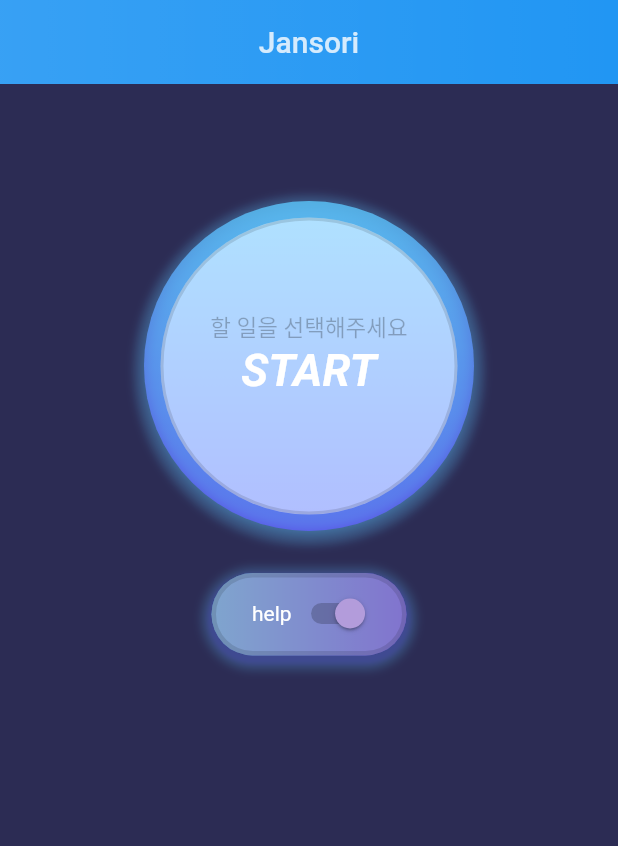
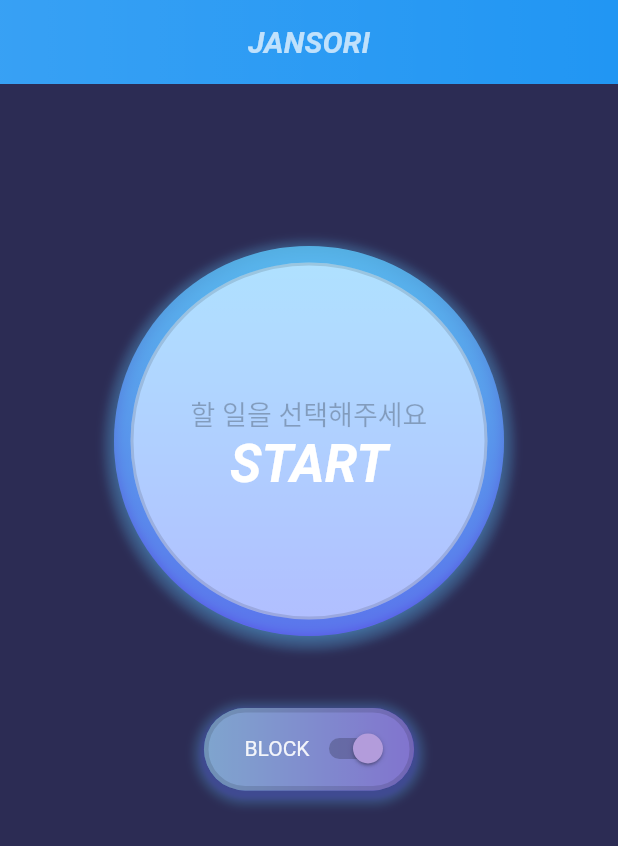
Before and after one commit to dsc-sookmyung/2021-TimmyRoom-JANSORI, a Flutter app: the screen it shows after launch, on a phone screen of 412 x 824 dp. Shown: the top 846 px of the screen. Run offline on Flutter 3.47's test engine with Material 2 defaults, Android fonts, the phone set to English and light mode, and no system bars; our stand-ins replace audioplayers, carousel_slider, gradient_app_bar, shared_preferences, splashscreen, sqflite and 1 more; accounts and stored records are empty.

Commit message:
modify design

```diff
--- a/timmyroom_jansori/lib/alarmList.dart
+++ b/timmyroom_jansori/lib/alarmList.dart
@@ -6,7 +6,7 @@ import 'package:timmyroom_jansori/models/todo_info.dart';
 import 'models/todo_info.dart';
 import 'DBHelper.dart';
 import 'package:gradient_app_bar/gradient_app_bar.dart';
-import 'page3.dart';
+
 
 class page2 extends StatefulWidget {
   @override
--- a/timmyroom_jansori/lib/pageSlider.dart
+++ b/timmyroom_jansori/lib/pageSlider.dart
@@ -1,6 +1,5 @@
 
 import 'package:flutter/material.dart';
-import 'HelpSection.dart';
 import 'startPage.dart';
 import 'alarmList.dart';
 import 'startPage.dart';
--- a/timmyroom_jansori/lib/startPage.dart
+++ b/timmyroom_jansori/lib/startPage.dart
@@ -67,8 +67,14 @@ class _StartPageState extends State<StartPage> {
       backgroundColor: Color.fromRGBO(44, 44, 84, 1.0),
         appBar: GradientAppBar(
           elevation: 0, // 앱바 그림자 없애기
-          title: Text('Jansori',
-            style: TextStyle(color: Colors.white.withOpacity(0.8)),),
+          title: Text('JANSORI',
+            style: TextStyle(
+              color: Colors.white.withOpacity(0.7),
+              fontSize: 20,
+              fontWeight: FontWeight.bold,
+              fontStyle: FontStyle.italic,
+            ),
+          ),
           centerTitle : true,
           backgroundColorStart: Colors.white.withOpacity(0.1),
           backgroundColorEnd: Colors.white.withOpacity(0.0),
@@ -86,7 +92,7 @@ class _StartPageState extends State<StartPage> {
         child: Column(
         children: <Widget>[
         // 여백
-        SizedBox(height: 70,),
+        SizedBox(height:100,),
       // **************** 원 두개
       Padding(
 
@@ -121,19 +127,19 @@ class _StartPageState extends State<StartPage> {
                 //mainAxisAlignment: MainAxisAlignment.center,
                 //crossAxisAlignment: CrossAxisAlignment.center,
                 children: <Widget>[
-                  SizedBox(height: 60,),
+                  SizedBox(height: 85,),
                   Text(
                     clickedName,
                     style: TextStyle(
                       color: Colors.black26,
-                      fontSize: 15,
+                      fontSize: 18,
                     ),
                   ),
                   Text(
                     "START",
                     style: TextStyle(
                       color: Colors.white,
-                      fontSize: 30,
+                      fontSize: 35,
                       fontWeight: FontWeight.bold,
                       fontStyle: FontStyle.italic,
                     ),
@@ -144,8 +150,8 @@ class _StartPageState extends State<StartPage> {
 
             //************* 테두리
             // 큰 원을 그린다
-            height: 220,
-            width: 220,
+            height: 260,
+            width: 260,
 
             decoration: BoxDecoration(
                 gradient: LinearGradient(
@@ -170,63 +176,12 @@ class _StartPageState extends State<StartPage> {
           ),
         ),
       ),
-      SizedBox(height: 20,),
-      /* 토글 바
-                  AnimatedContainer(
-                      duration: Duration(milliseconds: 500),
-                      height: 35.0,
-                      width: 80.0,
-                      decoration: BoxDecoration(
-                          borderRadius: BorderRadius.circular(20.0),
-                          color: toggleValue ? Colors.blueGrey.withOpacity(0.4) :
-                          Colors.black12
-                      ),
-                      child: Stack(
-                          children: <Widget>[
-                            AnimatedPositioned(
-                                duration: Duration(milliseconds: 500),
-                                curve: Curves.linear,
-                                top: 2.5,
-                                left: toggleValue ? 40.0 : 0.0,
-                                right: toggleValue ? 0.0 : 40.0,
-                                child: InkWell(
-                                  onTap: toggleButton,
-                                  child: AnimatedSwitcher(
-                                    duration: Duration(milliseconds: 500),
-                                    transitionBuilder:
-                                        (Widget child, Animation<double> animation) {
-                                      return SlideTransition(
-                                          position: Tween(
-                                            begin: Offset(0.0,0.0),
-                                            end: Offset(0.0,0.0))
-                                              .animate(animation),
-                                        child: child
-                                      );
-                                      //return RotationTransition(child: child, turns: animation);
-                                    },
-
-
-                                    child: toggleValue?
-                                    (Icon(Icons.check_circle, color: Colors.blueGrey, size: 30.0,
-                                    key: UniqueKey())
-                                    )
-                                    :
-                                    Icon(Icons.remove_circle_outline, color: Colors.red, size: 30.0,
-                                    key: UniqueKey())
-                                  ),
-                                )
-                            )
-                          ]
-                      )
-                  ),
-
-                  SizedBox(height:5,),
-                   */
+      SizedBox(height: 40,),
 
       // ***************** 토글바
       Container(
         height: 55,
-        width: 130,
+        width: 140,
         decoration: BoxDecoration(
             borderRadius: BorderRadius.all(Radius.circular(50)),
             gradient: LinearGradient(
@@ -271,8 +226,8 @@ class _StartPageState extends State<StartPage> {
                         SizedBox(width: 16),
                         // Icon( Icons.block, color:Colors.grey, size:25),
                         SizedBox(width: 8),
-                        Text("help",
-                            style: TextStyle(color:Colors.white)),
+                        Text("BLOCK",
+                            style: TextStyle(color:Colors.white.withOpacity(0.9))),
                         Switch(
                           value: isOn,
                           onChanged: (bool value) {
@@ -291,7 +246,7 @@ class _StartPageState extends State<StartPage> {
           ),
         ),
       ),
-      SizedBox(height: 50,),
+      SizedBox(height: 70,),
       // list view 그 .. 내 할일 목록이요
 
       Expanded(
@@ -304,6 +259,7 @@ class _StartPageState extends State<StartPage> {
                 Text("할일을 추가해주세요");
               }
               return ListView(
+                  padding: EdgeInsets.only(left:60),
                   scrollDirection: Axis.horizontal,
                   children: snapshot.data.map<Widget>((todo) {
                     return GestureDetector(
@@ -314,7 +270,7 @@ class _StartPageState extends State<StartPage> {
                         print(clickedName);
                       },
                       child: Container(
-                          margin: const EdgeInsets.only(bottom: 50, left: 32, right: 32),
+                          margin: const EdgeInsets.only(bottom: 50, left: 20, right: 20),
                           //padding: const EdgeInsets.symmetric(horizontal: 16, vertical: 8),
                           width: 250,
                           decoration: BoxDecoration(
@@ -344,7 +300,8 @@ class _StartPageState extends State<StartPage> {
                                     //boxShadow: customShadow,
                                       shape: BoxShape.circle, color:Colors.white.withOpacity(0.1)),)),
                               Column(
-                                crossAxisAlignment: CrossAxisAlignment.start,
+                                mainAxisAlignment: MainAxisAlignment.center,
+                                crossAxisAlignment: CrossAxisAlignment.center,
                                 children: <Widget>[
                                   SizedBox(height: 16,),
                                   Row(
```
Also changed, not shown: timmyroom_jansori/lib/HelpSection.dart (deleted, +0 -406 lines), timmyroom_jansori/lib/page3.dart (+50 -32 lines), 3 other files.
